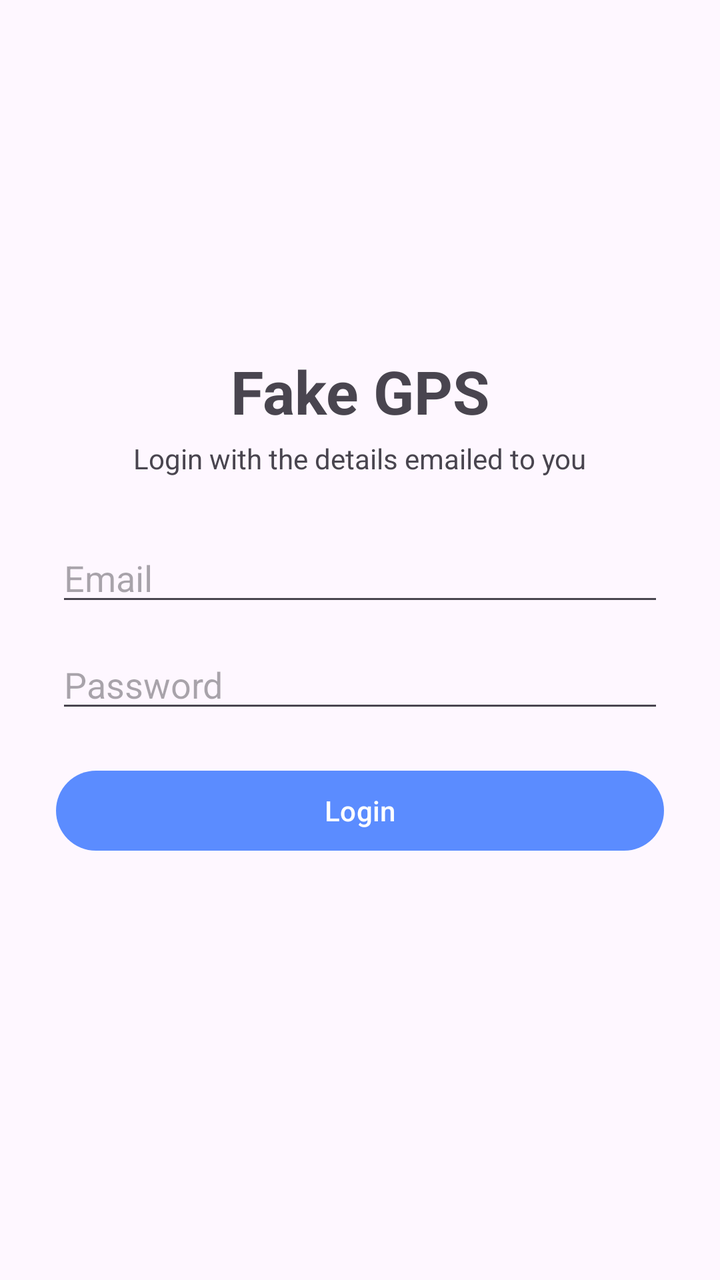
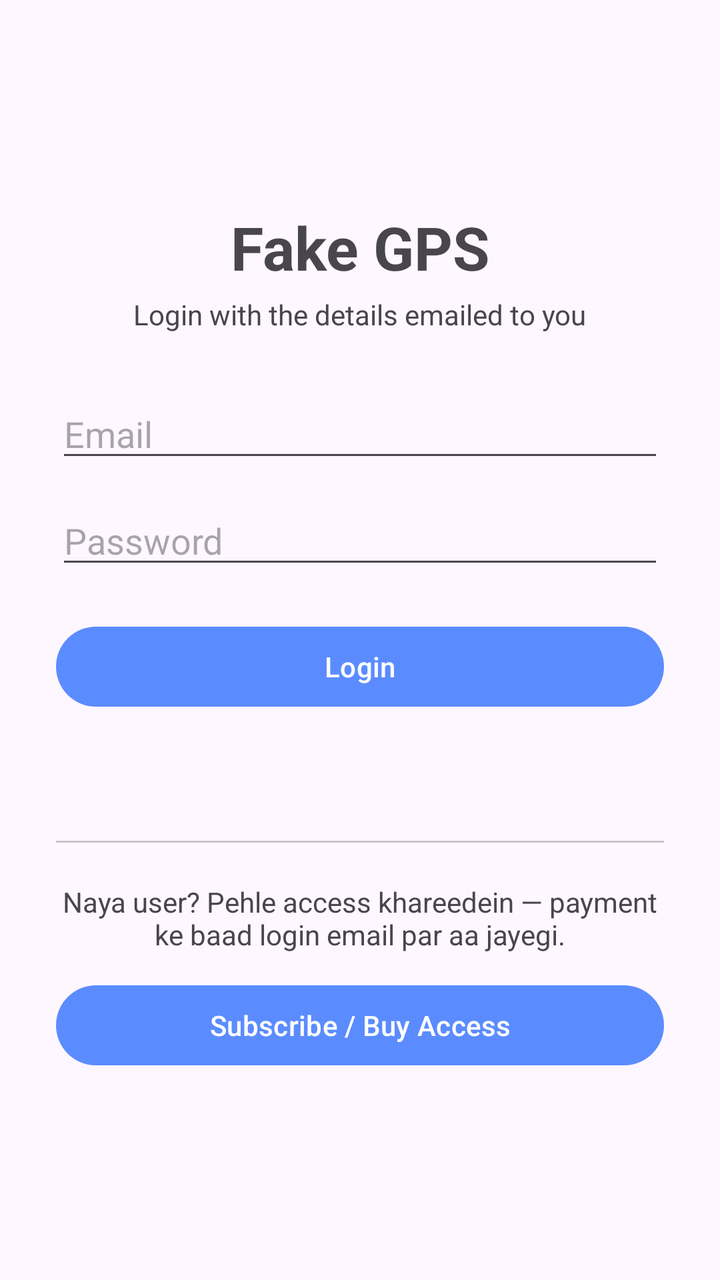

Screens rendered from an Android XML layout before and after an edit, with the pre-edit source and the edit as a unified diff.
<!-- AndroidManifest.xml: application theme Theme.FakeGPS -->
<!-- res/layout/activity_login.xml -->
<?xml version="1.0" encoding="utf-8"?>
<LinearLayout xmlns:android="http://schemas.android.com/apk/res/android"
    android:layout_width="match_parent"
    android:layout_height="match_parent"
    android:orientation="vertical"
    android:gravity="center"
    android:padding="28dp">

    <TextView
        android:layout_width="wrap_content"
        android:layout_height="wrap_content"
        android:text="Fake GPS"
        android:textSize="30sp"
        android:textStyle="bold"
        android:layout_marginBottom="4dp" />

    <TextView
        android:layout_width="wrap_content"
        android:layout_height="wrap_content"
        android:text="Login with the details emailed to you"
        android:layout_marginBottom="28dp" />

    <EditText
        android:id="@+id/email"
        android:layout_width="match_parent"
        android:layout_height="wrap_content"
        android:hint="Email"
        android:inputType="textEmailAddress"
        android:autofillHints="emailAddress"
        android:layout_marginBottom="12dp" />

    <EditText
        android:id="@+id/password"
        android:layout_width="match_parent"
        android:layout_height="wrap_content"
        android:hint="Password"
        android:inputType="textPassword"
        android:autofillHints="password"
        android:layout_marginBottom="20dp" />

    <Button
        android:id="@+id/loginBtn"
        android:layout_width="match_parent"
        android:layout_height="wrap_content"
        android:text="Login" />

    <TextView
        android:id="@+id/status"
        android:layout_width="wrap_content"
        android:layout_height="wrap_content"
        android:textColor="@color/danger"
        android:layout_marginTop="16dp"
        android:text="" />
</LinearLayout>
<!-- resources referenced by this layout -->
<resources>
  <color name="danger">#E24C4C</color>
  <style name="Theme.FakeGPS" parent="Theme.Material3.DayNight.NoActionBar">
          <item name="colorPrimary">@color/primary</item>
      </style>
  <color name="primary">#5B8CFF</color>
</resources>

<!-- the commit's change to res/layout/activity_login.xml (unified diff, before → after) -->
@@ -1,54 +1,80 @@
 <?xml version="1.0" encoding="utf-8"?>
-<LinearLayout xmlns:android="http://schemas.android.com/apk/res/android"
+<ScrollView xmlns:android="http://schemas.android.com/apk/res/android"
     android:layout_width="match_parent"
     android:layout_height="match_parent"
-    android:orientation="vertical"
-    android:gravity="center"
-    android:padding="28dp">
+    android:fillViewport="true">
 
-    <TextView
-        android:layout_width="wrap_content"
-        android:layout_height="wrap_content"
-        android:text="Fake GPS"
-        android:textSize="30sp"
-        android:textStyle="bold"
-        android:layout_marginBottom="4dp" />
-
-    <TextView
-        android:layout_width="wrap_content"
-        android:layout_height="wrap_content"
-        android:text="Login with the details emailed to you"
-        android:layout_marginBottom="28dp" />
-
-    <EditText
-        android:id="@+id/email"
+    <LinearLayout
         android:layout_width="match_parent"
         android:layout_height="wrap_content"
-        android:hint="Email"
-        android:inputType="textEmailAddress"
-        android:autofillHints="emailAddress"
-        android:layout_marginBottom="12dp" />
+        android:orientation="vertical"
+        android:gravity="center"
+        android:padding="28dp">
 
-    <EditText
-        android:id="@+id/password"
-        android:layout_width="match_parent"
-        android:layout_height="wrap_content"
-        android:hint="Password"
-        android:inputType="textPassword"
-        android:autofillHints="password"
-        android:layout_marginBottom="20dp" />
+        <TextView
+            android:layout_width="wrap_content"
+            android:layout_height="wrap_content"
+            android:text="Fake GPS"
+            android:textSize="30sp"
+            android:textStyle="bold"
+            android:layout_marginBottom="4dp" />
 
-    <Button
-        android:id="@+id/loginBtn"
-        android:layout_width="match_parent"
-        android:layout_height="wrap_content"
-        android:text="Login" />
+        <TextView
+            android:layout_width="wrap_content"
+            android:layout_height="wrap_content"
+            android:text="Login with the details emailed to you"
+            android:layout_marginBottom="28dp" />
 
-    <TextView
-        android:id="@+id/status"
-        android:layout_width="wrap_content"
-        android:layout_height="wrap_content"
-        android:textColor="@color/danger"
-        android:layout_marginTop="16dp"
-        android:text="" />
-</LinearLayout>
+        <EditText
+            android:id="@+id/email"
+            android:layout_width="match_parent"
+            android:layout_height="wrap_content"
+            android:hint="Email"
+            android:inputType="textEmailAddress"
+            android:autofillHints="emailAddress"
+            android:layout_marginBottom="12dp" />
+
+        <EditText
+            android:id="@+id/password"
+            android:layout_width="match_parent"
+            android:layout_height="wrap_content"
+            android:hint="Password"
+            android:inputType="textPassword"
+            android:autofillHints="password"
+            android:layout_marginBottom="20dp" />
+
+        <Button
+            android:id="@+id/loginBtn"
+            android:layout_width="match_parent"
+            android:layout_height="wrap_content"
+            android:text="Login" />
+
+        <TextView
+            android:id="@+id/status"
+            android:layout_width="wrap_content"
+            android:layout_height="wrap_content"
+            android:textColor="@color/danger"
+            android:layout_marginTop="16dp"
+            android:text="" />
+
+        <View
+            android:layout_width="match_parent"
+            android:layout_height="1dp"
+            android:background="#33000000"
+            android:layout_marginTop="28dp"
+            android:layout_marginBottom="20dp" />
+
+        <TextView
+            android:layout_width="wrap_content"
+            android:layout_height="wrap_content"
+            android:text="Naya user? Pehle access khareedein — payment ke baad login email par aa jayegi."
+            android:textAlignment="center"
+            android:layout_marginBottom="12dp" />
+
+        <Button
+            android:id="@+id/subscribeBtn"
+            android:layout_width="match_parent"
+            android:layout_height="wrap_content"
+            android:text="Subscribe / Buy Access" />
+    </LinearLayout>
+</ScrollView>
